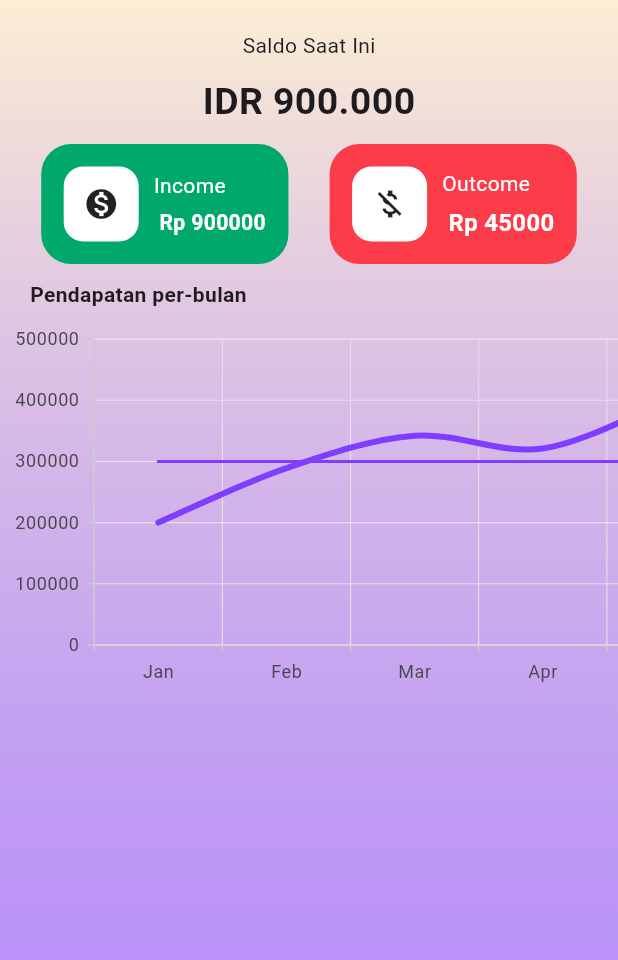
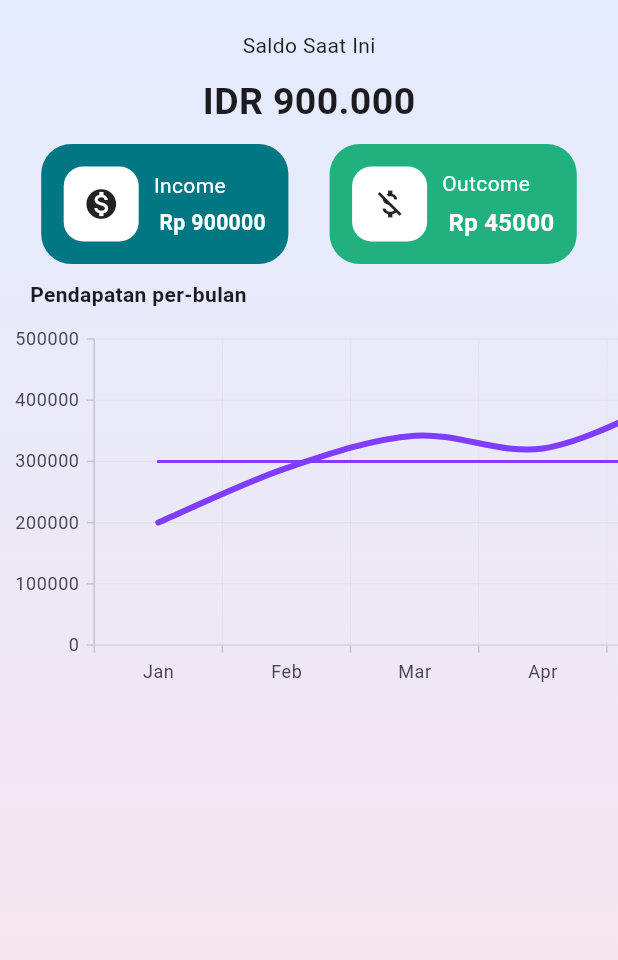
Before and after one commit to andes2912/Buku-Laundry-App, a Flutter app: the DashboardPage screen opened directly, on a phone screen of 412 x 824 dp. Shown: the top 960 px of the screen. Run offline on Flutter 3.47's test engine with Material 2 defaults, Android fonts, the phone set to English and light mode, and no system bars; our stand-ins replace convex_bottom_bar, email_validator, get, shared_preferences, syncfusion_flutter_charts; accounts and stored records are empty.

```diff
--- a/lib/pages/dashboard_page.dart
+++ b/lib/pages/dashboard_page.dart
@@ -30,8 +30,8 @@ class DashboardPage extends StatelessWidget {
               end: Alignment.bottomCenter,
               // ignore: prefer_const_literals_to_create_immutables
               colors: [
-                appYellowSoft,
-                appPrimary.withOpacity(0.6),
+                appBlueSoft.withOpacity(0.4),
+                appRedSoft.withOpacity(0.6),
               ],
             )),
           ),
--- a/lib/widgets/info_saldo.dart
+++ b/lib/widgets/info_saldo.dart
@@ -1,10 +1,11 @@
+// ignore_for_file: prefer_const_constructors_in_immutables, prefer_const_constructors
+
 import 'package:bukulaundry/constant/colors.dart';
 import 'package:flutter/material.dart';
 
 import 'package:get/get.dart';
 
 class InfoBalance extends StatelessWidget {
-  // ignore: prefer_const_constructors_in_immutables
   InfoBalance({
     Key? key,
     required this.isIncome,
@@ -19,10 +20,10 @@ class InfoBalance extends StatelessWidget {
   Widget build(BuildContext context) {
     return Container(
       width: Get.width * 0.4,
-      // ignore: prefer_const_constructors
       padding: EdgeInsets.all(15),
       decoration: BoxDecoration(
-        color: isIncome == true ? appGreen : appRed,
+        color:
+            isIncome == true ? appBlue.withBlue(130) : appGreen.withAlpha(220),
         borderRadius: BorderRadius.circular(20),
       ),
       child: Row(
@@ -35,12 +36,9 @@ class InfoBalance extends StatelessWidget {
               borderRadius: BorderRadius.circular(13),
             ),
             child: isIncome == true
-                // ignore: prefer_const_constructors
                 ? Icon(Icons.monetization_on)
-                // ignore: prefer_const_constructors
                 : Icon(Icons.money_off_sharp),
           ),
-          // ignore: prefer_const_constructors
           SizedBox(width: 10),
           Expanded(
             child: Column(
@@ -49,17 +47,14 @@ class InfoBalance extends StatelessWidget {
               children: [
                 Text(
                   isIncome == true ? "Income" : "Outcome",
-                  // ignore: prefer_const_constructors
                   style: TextStyle(
                     color: appWhite,
                   ),
                 ),
-                // ignore: prefer_const_constructors
                 SizedBox(height: 5),
                 FittedBox(
                   child: Text(
                     "\ Rp $balance",
-                    // ignore: prefer_const_constructors
                     style: TextStyle(
                       color: appWhite,
                       fontSize: 16,
```
Also changed, not shown: lib/pages/home_page.dart (+6 -7 lines), lib/pages/profile_page.dart (+36 -5 lines).
